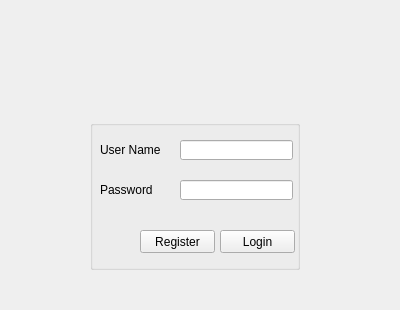
This is Ipiranga_GUI/loginuser.ui in Hugo-NF/App_Ipiranga as Qt 5 draws it before an edit. The edited form follows.
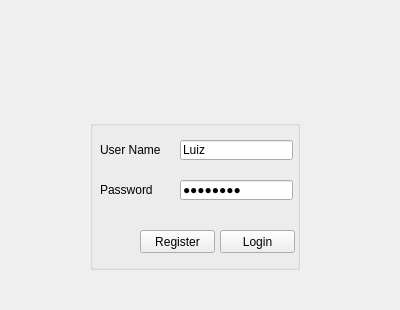
This is the edited form. Icons and pictures are not drawn.

What changed in the file:
```diff
--- a/Ipiranga_GUI/loginuser.ui
+++ b/Ipiranga_GUI/loginuser.ui
@@ -77,6 +77,9 @@
        <height>20</height>
       </rect>
      </property>
+     <property name="text">
+      <string>12345678</string>
+     </property>
      <property name="echoMode">
       <enum>QLineEdit::Password</enum>
      </property>
@@ -93,6 +96,9 @@
      <property name="accessibleName">
       <string/>
      </property>
+     <property name="text">
+      <string>Luiz</string>
+     </property>
      <property name="echoMode">
       <enum>QLineEdit::Normal</enum>
      </property>
```
